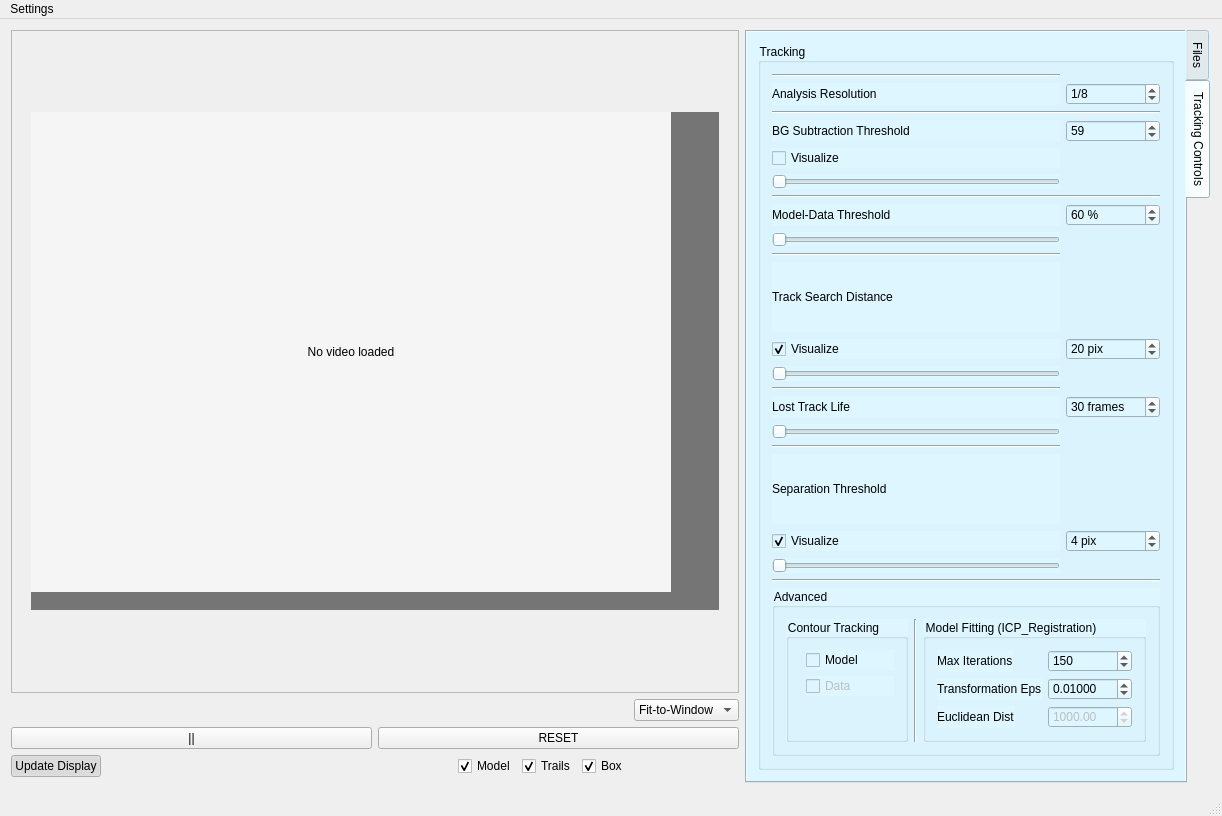
Qt form ManyTrack/MultiTrack_SRC/multitrack.ui (biotracking/biotrack) before a commit.
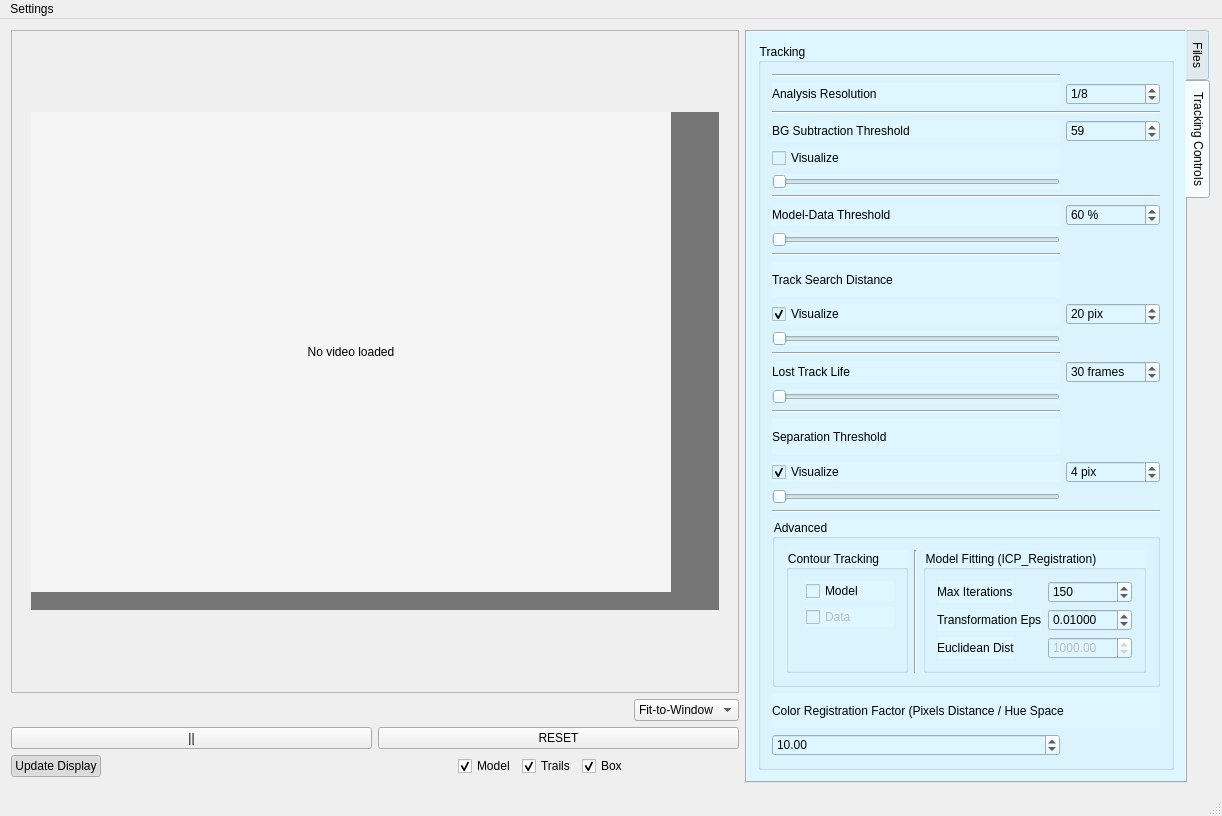
The same form after that commit. Icons and pictures are not drawn.

Diff of the .ui file:
```diff
--- a/ManyTrack/MultiTrack_SRC/multitrack.ui
+++ b/ManyTrack/MultiTrack_SRC/multitrack.ui
@@ -737,6 +737,23 @@
              </property>
             </widget>
            </item>
+           <item row="23" column="0">
+            <widget class="QDoubleSpinBox" name="colorRegSpinBox">
+             <property name="singleStep">
+              <double>0.100000000000000</double>
+             </property>
+             <property name="value">
+              <double>10.000000000000000</double>
+             </property>
+            </widget>
+           </item>
+           <item row="22" column="0" colspan="2">
+            <widget class="QLabel" name="label_7">
+             <property name="text">
+              <string>Color Registration Factor (Pixels Distance / Hue Space</string>
+             </property>
+            </widget>
+           </item>
           </layout>
          </widget>
         </item>
```
Left out of the diff: 40 changed lines with no effect on the pictures.
